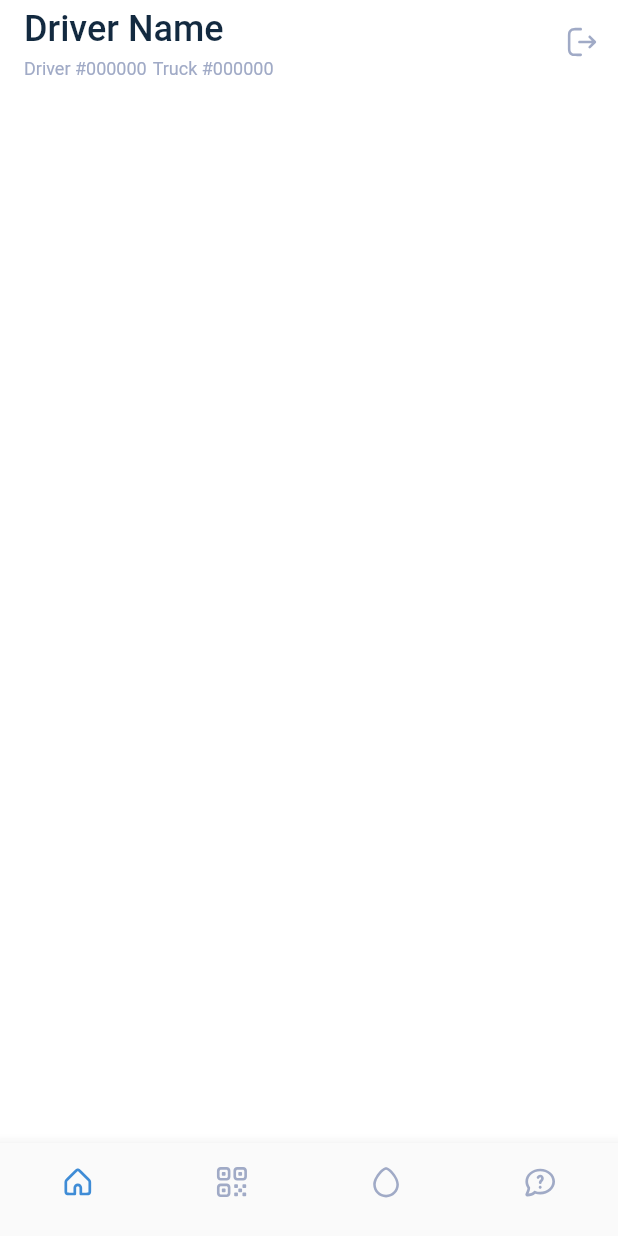
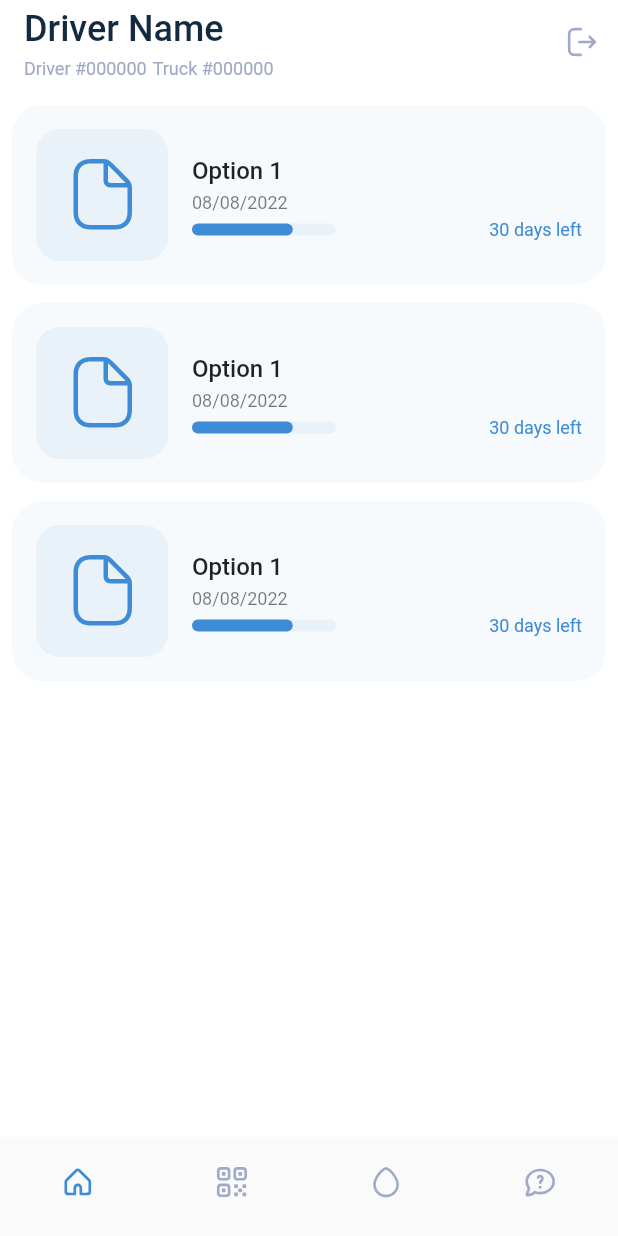
Before and after one commit to FairSuspect/truck, a Flutter app: the screen it shows after launch, on a phone screen of 412 x 824 dp. Run offline on Flutter 3.47's test engine with Material 2 defaults, Android fonts, the phone set to English and light mode, and no system bars; our stand-ins replace flutter_svg.

Commit message:
Option tile

```diff
--- a/lib/features/main/view/main_screen.dart
+++ b/lib/features/main/view/main_screen.dart
@@ -1,5 +1,6 @@
 import 'package:flutter/material.dart';
 import 'package:flutter_svg/svg.dart';
+import 'package:truck/features/main/view/option_tile.dart';
 
 import 'nav_bar.dart';
 
@@ -17,6 +18,25 @@ class MainScreen extends StatelessWidget {
               icon:
                   SvgPicture.asset('assets/icons/door_arrow_right_outline.svg'))
         ],
+      ),
+      body: Padding(
+        padding: const EdgeInsets.all(8.0),
+        child: Column(
+          children: [
+            Padding(
+              padding: const EdgeInsets.symmetric(vertical: 6.0),
+              child: OptionTile(),
+            ),
+            Padding(
+              padding: const EdgeInsets.symmetric(vertical: 6.0),
+              child: OptionTile(),
+            ),
+            Padding(
+              padding: const EdgeInsets.symmetric(vertical: 6.0),
+              child: OptionTile(),
+            ),
+          ],
+        ),
       ),
       bottomNavigationBar: MainNavBar(
         initialIndex: 0,
--- /dev/null
+++ b/lib/features/main/view/option_tile.dart
@@ -0,0 +1,141 @@
+import 'dart:math';
+
+import 'package:flutter/material.dart';
+import 'package:flutter_svg/svg.dart';
+
+class OptionTile extends StatelessWidget {
+  const OptionTile({Key? key}) : super(key: key);
+
+  @override
+  Widget build(BuildContext context) {
+    final theme = Theme.of(context);
+    return Container(
+      decoration: BoxDecoration(
+        borderRadius: const BorderRadius.all(Radius.circular(20.0)),
+        color: theme.cardColor,
+      ),
+      child: GestureDetector(
+        onTap: () {},
+        child: Padding(
+          padding: const EdgeInsets.all(16.0),
+          child: Row(
+            children: [
+              const DocumentIcon(),
+              const SizedBox(width: 16),
+              Expanded(
+                child: Column(
+                  crossAxisAlignment: CrossAxisAlignment.start,
+                  children: [
+                    Text(
+                      "Option 1",
+                      style: theme.textTheme.bodyLarge,
+                    ),
+                    const SizedBox(height: 4),
+                    Text(
+                      '08/08/2022',
+                      style: theme.textTheme.bodySmall,
+                    ),
+                    const SizedBox(height: 4),
+                    _DeadlineProgress(
+                      progress: Random().nextInt(150),
+                      total: 100,
+                    )
+                  ],
+                ),
+              ),
+            ],
+          ),
+        ),
+      ),
+    );
+  }
+}
+
+class _DeadlineProgress extends StatelessWidget {
+  const _DeadlineProgress({
+    Key? key,
+    required this.progress,
+    required this.total,
+  }) : super(key: key);
+  final int progress;
+  final int total;
+
+  bool get overdue => progress > total;
+
+  int get days => (total - progress).toInt();
+  @override
+  Widget build(BuildContext context) {
+    final theme = Theme.of(context);
+    return Row(
+      mainAxisAlignment: MainAxisAlignment.spaceBetween,
+      children: [
+        _ProgressBar(
+          progress: progress / total,
+        ),
+        const SizedBox(width: 16),
+        overdue
+            ? Text(
+                "${1 - days} days overdue",
+                style: theme.textTheme.bodySmall?.copyWith(
+                  color: theme.colorScheme.secondary,
+                ),
+              )
+            : Text("$days days left",
+                style: theme.textTheme.bodySmall
+                    ?.copyWith(color: theme.primaryColor))
+      ],
+    );
+  }
+}
+
+class _ProgressBar extends StatelessWidget {
+  const _ProgressBar({
+    Key? key,
+    required this.progress,
+  }) : super(key: key);
+
+  final double progress;
+  static const double width = 96;
+  bool get overdue => progress > 1;
+
+  @override
+  Widget build(BuildContext context) {
+    final theme = Theme.of(context);
+    final progressWidth = width * progress;
+    return Stack(
+      children: [
+        Container(
+          height: 8,
+          decoration: BoxDecoration(
+              color: theme.primaryColor.withOpacity(.08),
+              borderRadius: BorderRadius.all(Radius.circular(8))),
+          width: width,
+        ),
+        Container(
+          height: 8,
+          width: progressWidth > width ? width : progressWidth,
+          decoration: BoxDecoration(
+              color: overdue ? theme.colorScheme.secondary : theme.primaryColor,
+              borderRadius: BorderRadius.all(Radius.circular(8))),
+        ),
+      ],
+    );
+  }
+}
+
+class DocumentIcon extends StatelessWidget {
+  const DocumentIcon({Key? key}) : super(key: key);
+
+  @override
+  Widget build(BuildContext context) {
+    final theme = Theme.of(context);
+    return Container(
+        padding: const EdgeInsets.all(16.0),
+        decoration: BoxDecoration(
+          borderRadius: const BorderRadius.all(Radius.circular(16.0)),
+          color: theme.primaryColor.withOpacity(.08),
+        ),
+        child:
+            SvgPicture.asset('assets/icons/document_outline.svg', height: 56));
+  }
+}
--- a/lib/services/theme/light_theme.dart
+++ b/lib/services/theme/light_theme.dart
@@ -17,10 +17,15 @@ final lightTheme = ThemeData(
     titleTextStyle: _headlineLargeTextStyle,
   ),
   colorScheme: ColorScheme.fromSeed(
-    seedColor: _primaryColor,
-    onBackground: _primaryTextColor,
-  ),
+      seedColor: _primaryColor,
+      onBackground: _primaryTextColor,
+      secondary: const Color(0xFFF7990D)),
   textTheme: const TextTheme(
+    bodyLarge: TextStyle(
+      fontWeight: FontWeight.w500,
+      fontSize: 16,
+      height: 24 / 16,
+    ),
     bodyMedium: TextStyle(
       fontWeight: FontWeight.w400,
       fontSize: 12,
```
Also changed, not shown: assets/icons/document_outline.svg (added).
